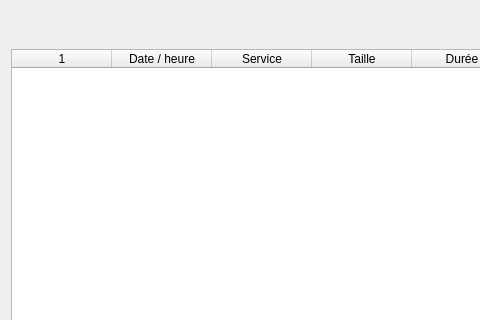
Qt form client/src/widgets/AssetsWidget.ui (introlab/openteraplus) before a commit; both pictures show x 0 to 480 and y 0 to 320 of the 829 by 481 pixel window.
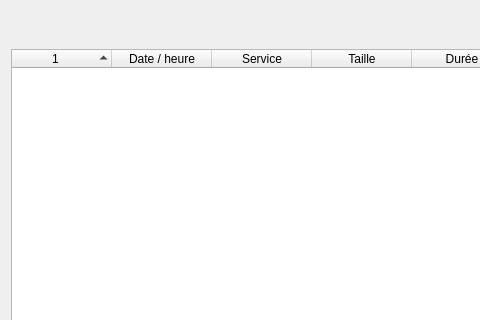
The same form after that commit. Icons and pictures are not drawn. Custom widgets are drawn as their Qt base class.

The edit to the form file:
```diff
--- a/client/src/widgets/AssetsWidget.ui
+++ b/client/src/widgets/AssetsWidget.ui
@@ -39,7 +39,7 @@
       <bool>true</bool>
      </property>
      <attribute name="headerShowSortIndicator" stdset="0">
-      <bool>false</bool>
+      <bool>true</bool>
      </attribute>
      <attribute name="headerStretchLastSection">
       <bool>false</bool>
```
